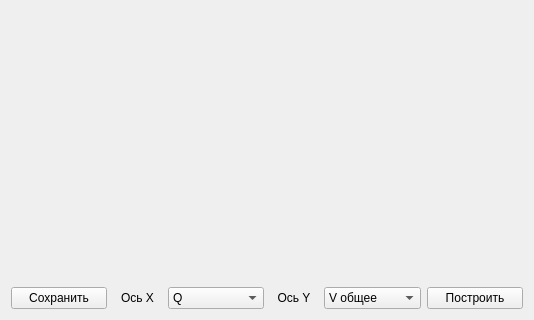
mikhailmishurinskikh/parametrizator, file ui/curves.ui: the form before one commit; both pictures show x 0 to 534 and y 174 to 494 of the 534 by 494 pixel window.
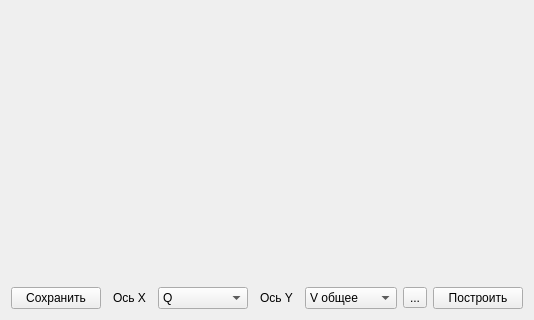
The form after the commit.

Commit message: graph settings

The edit to the form file:
```diff
--- a/ui/curves.ui
+++ b/ui/curves.ui
@@ -21,7 +21,7 @@
     <layout class="QHBoxLayout" name="graphLayout"/>
    </item>
    <item>
-    <layout class="QHBoxLayout" name="horizontalLayout" stretch="2,1,2,1,2,2">
+    <layout class="QHBoxLayout" name="horizontalLayout" stretch="2,1,2,1,2,0,2">
      <item>
       <widget class="QPushButton" name="save_button">
        <property name="text">
@@ -77,6 +77,13 @@
        </item>
       </widget>
      </item>
+     <item>
+      <widget class="QToolButton" name="settings_button">
+       <property name="text">
+        <string>...</string>
+       </property>
+      </widget>
+     </item>
      <item>
       <widget class="QPushButton" name="plot_button">
        <property name="text">
```
The commit also changes 8 other files.
